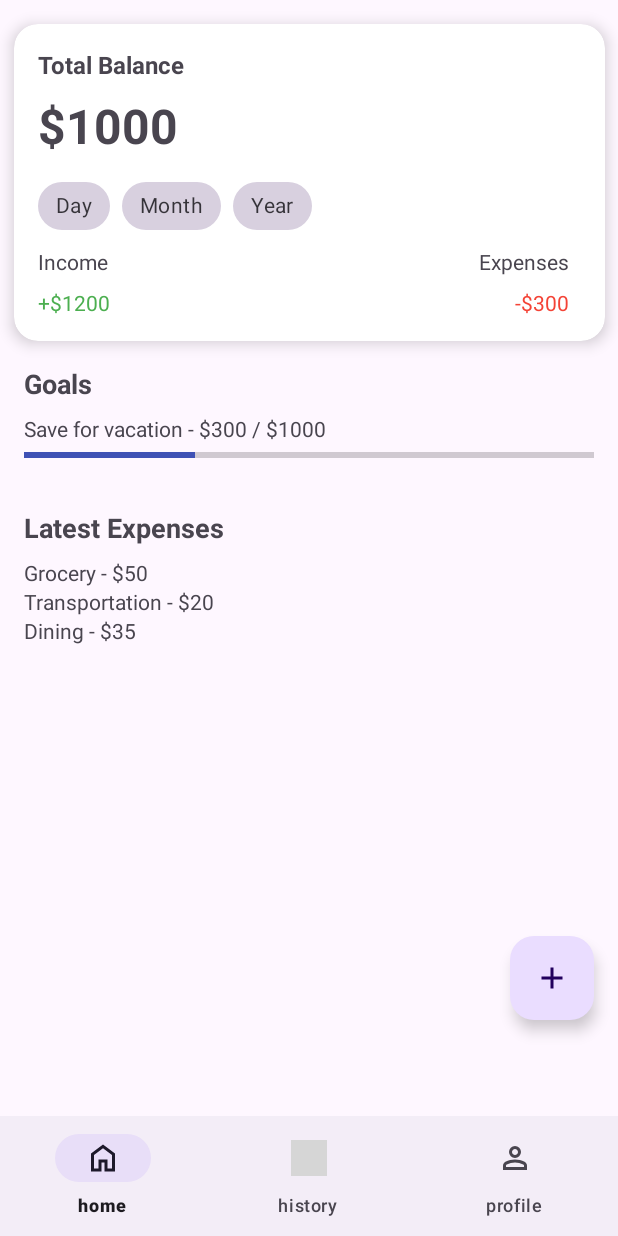
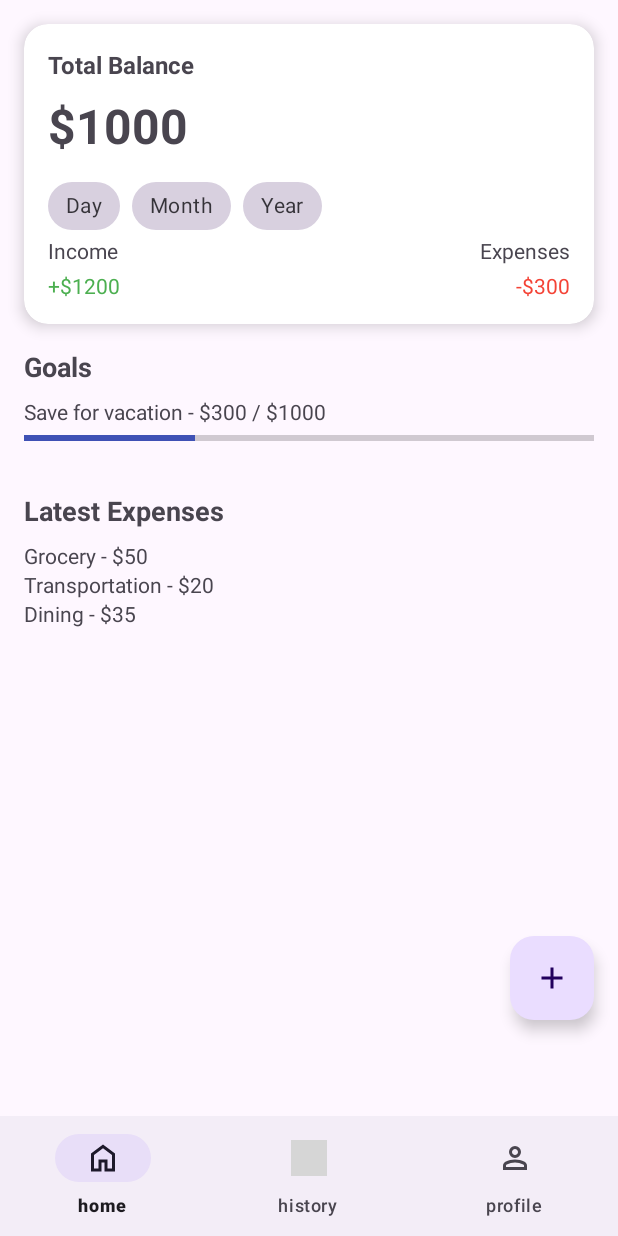
Before and after one commit to lostpay/budget_app_android, an Android app: the screen it shows after launch (MainActivity), on a phone screen of 412 x 824 dp. Run offline under Robolectric (Android 15) with nearby library versions, the phone set to English and light mode, and no system bars; grey boxes are pictures that could not be loaded.

Commit message:
整合homeFragment和mainscreen (xml and java)

```diff
--- a/app/src/main/java/fcu/app/zhuanti/homeFragment.java
+++ b/app/src/main/java/fcu/app/zhuanti/homeFragment.java
@@ -1,46 +1,38 @@
 package fcu.app.zhuanti;
 
+import android.content.res.ColorStateList;
+import android.graphics.Color;
 import android.os.Bundle;
 
+import androidx.annotation.NonNull;
+import androidx.annotation.Nullable;
 import androidx.fragment.app.Fragment;
 
 import android.view.LayoutInflater;
 import android.view.View;
 import android.view.ViewGroup;
+import android.content.Intent;
+import android.widget.Toast;
 
+import com.google.android.material.chip.Chip;
 import com.google.android.material.floatingactionbutton.ExtendedFloatingActionButton;
 import com.google.android.material.floatingactionbutton.FloatingActionButton;
 
-/**
- * A simple {@link Fragment} subclass.
- * Use the {@link homeFragment#newInstance} factory method to
- * create an instance of this fragment.
- */
 public class homeFragment extends Fragment {
+
     private FloatingActionButton add;
-    private ExtendedFloatingActionButton add_expense,add_income;
-    // TODO: Rename parameter arguments, choose names that match
-    // the fragment initialization parameters, e.g. ARG_ITEM_NUMBER
+    private ExtendedFloatingActionButton add_expense, add_income;
+
+    private Chip chip_day, chip_month, chip_year;
+
     private static final String ARG_PARAM1 = "param1";
     private static final String ARG_PARAM2 = "param2";
 
-    // TODO: Rename and change types of parameters
     private String mParam1;
     private String mParam2;
-    boolean isOpen=false;
-    public homeFragment() {
-        // Required empty public constructor
-    }
 
-    /**
-     * Use this factory method to create a new instance of
-     * this fragment using the provided parameters.
-     *
-     * @param param1 Parameter 1.
-     * @param param2 Parameter 2.
-     * @return A new instance of fragment home.
-     */
-    // TODO: Rename and change types and number of parameters
+    public homeFragment() {}
+
     public static homeFragment newInstance(String param1, String param2) {
         homeFragment fragment = new homeFragment();
         Bundle args = new Bundle();
@@ -64,36 +56,50 @@ public class homeFragment extends Fragment {
                              Bundle savedInstanceState) {
         View view = inflater.inflate(R.layout.fragment_home, container, false);
 
-         add = view.findViewById(R.id.fab_add);
-         add_expense = view.findViewById(R.id.fab_add_expense);
-         add_income = view.findViewById(R.id.fab_add_income);
-        add.setOnClickListener(new View.OnClickListener() {
-            @Override
-            public void onClick(View v) {
-                if(!isOpen){
-                    openmenu();
-                }else{
-                    closemenu();
-                }
+        add = view.findViewById(R.id.fab_add);
+        add_expense = view.findViewById(R.id.fab_add_expense);
+        add_income = view.findViewById(R.id.fab_add_income);
+
+        chip_day = view.findViewById(R.id.chip_day);
+        chip_month = view.findViewById(R.id.chip_month);
+        chip_year = view.findViewById(R.id.chip_year);
+
+        chip_day.setOnClickListener(v -> {
+            chip_day.setChecked(true);
+            chip_day.setChipBackgroundColor(ColorStateList.valueOf(Color.parseColor("#800080")));
+        });
+
+        chip_month.setOnClickListener(v -> {
+            chip_month.setChecked(true);
+            chip_month.setChipBackgroundColor(ColorStateList.valueOf(Color.parseColor("#800080")));
+        });
+
+        chip_year.setOnClickListener(v -> {
+            chip_year.setChecked(true);
+            chip_year.setChipBackgroundColor(ColorStateList.valueOf(Color.parseColor("#800080")));
+        });
+
+        final boolean[] isExpanded = {false};
+        add.setOnClickListener(v -> {
+            if (!isExpanded[0]) {
+                add_income.setVisibility(View.VISIBLE);
+                add_expense.setVisibility(View.VISIBLE);
+                isExpanded[0] = true;
+            } else {
+                add_income.setVisibility(View.GONE);
+                add_expense.setVisibility(View.GONE);
+                isExpanded[0] = false;
             }
+        });
+
+        add_expense.setOnClickListener(v -> {
+            startActivity(new Intent(getActivity(), add_expense.class));
+        });
+
+        add_income.setOnClickListener(v -> {
+            Toast.makeText(getActivity(), "Add Income clicked", Toast.LENGTH_SHORT).show();
         });
 
         return view;
     }
-    private void closemenu(){
-        isOpen=false;
-
-        add_income.animate().translationY(0);
-        add_income.setVisibility(View.INVISIBLE);
-        add_expense.animate().translationY(0);
-        add_expense.setVisibility(View.INVISIBLE);
-
-    }
-    private void openmenu(){
-        isOpen=true;
-        add_expense.setVisibility(View.VISIBLE);
-        add_income.setVisibility(View.VISIBLE);
-        add_expense.animate().translationY(-getResources().getDimension(R.dimen.stan_60));
-        add_income.animate().translationY(-getResources().getDimension(R.dimen.stan_110));
-    }
 }
--- a/app/src/main/res/layout/fragment_home.xml
+++ b/app/src/main/res/layout/fragment_home.xml
@@ -6,38 +6,37 @@
     android:layout_height="match_parent"
     tools:context=".homeFragment">
 
-
-
     <androidx.constraintlayout.widget.ConstraintLayout
         android:layout_width="match_parent"
         android:layout_height="match_parent">
 
+        <!-- Add Income（在最上） -->
+        <com.google.android.material.floatingactionbutton.ExtendedFloatingActionButton
+            android:id="@+id/fab_add_income"
+            android:layout_width="wrap_content"
+            android:layout_height="wrap_content"
+            android:visibility="gone"
+            android:clickable="true"
+            android:text="Add Income"
+            app:icon="@drawable/plus"
+            app:iconPadding="8dp"
+            app:layout_constraintBottom_toTopOf="@id/fab_add_expense"
+            app:layout_constraintEnd_toEndOf="parent" />
+
+        <!-- Add Expense（中間） -->
         <com.google.android.material.floatingactionbutton.ExtendedFloatingActionButton
             android:id="@+id/fab_add_expense"
             android:layout_width="wrap_content"
             android:layout_height="wrap_content"
-            android:layout_alignParentEnd="true"
             android:visibility="gone"
             android:clickable="true"
             android:text="Add Expense"
             app:icon="@drawable/plus"
             app:iconPadding="8dp"
-            app:layout_constraintBottom_toBottomOf="@+id/fab_add"
-            app:layout_constraintEnd_toEndOf="@+id/fab_add" />
+            app:layout_constraintBottom_toTopOf="@id/fab_add"
+            app:layout_constraintEnd_toEndOf="parent" />
 
-        <com.google.android.material.floatingactionbutton.ExtendedFloatingActionButton
-            android:id="@+id/fab_add_income"
-            android:layout_width="wrap_content"
-            android:layout_height="wrap_content"
-            android:layout_alignParentEnd="true"
-            android:visibility="gone"
-            android:clickable="true"
-            android:text="Add Income"
-            app:icon="@drawable/plus"
-            app:iconPadding="8dp"
-            app:layout_constraintBottom_toBottomOf="@+id/fab_add"
-            app:layout_constraintEnd_toEndOf="@+id/fab_add_expense" />
-
+        <!-- Main FAB（在最下） -->
         <com.google.android.material.floatingactionbutton.FloatingActionButton
             android:id="@+id/fab_add"
             android:layout_width="wrap_content"
@@ -46,41 +45,37 @@
             android:layout_marginBottom="64dp"
             android:clickable="true"
             android:src="@drawable/plus"
+            android:contentDescription="Add menu"
             app:layout_constraintBottom_toBottomOf="parent"
             app:layout_constraintEnd_toEndOf="parent" />
 
+
+
         <androidx.cardview.widget.CardView
             android:id="@+id/card_balance"
+            android:layout_width="match_parent"
+            android:layout_height="200dp"
+            android:layout_margin="16dp"
             app:cardCornerRadius="16dp"
             app:cardElevation="6dp"
-            app:layout_constraintEnd_toEndOf="parent"
+            app:layout_constraintTop_toTopOf="parent"
             app:layout_constraintStart_toStartOf="parent"
-            app:layout_constraintTop_toTopOf="parent"
-            android:layout_width="394dp"
-            android:layout_height="211dp"
-            android:layout_margin="16dp"
-            tools:layout_editor_absoluteY="32dp">
+            app:layout_constraintEnd_toEndOf="parent">
 
             <androidx.constraintlayout.widget.ConstraintLayout
-                android:id="@+id/constraintLayout"
-                android:layout_width="386dp"
+                android:layout_width="match_parent"
                 android:layout_height="match_parent">
 
-                <!-- Income -->
                 <TextView
                     android:id="@+id/tv_title_balance"
                     android:layout_width="wrap_content"
                     android:layout_height="wrap_content"
                     android:layout_margin="16dp"
-                    android:layout_marginStart="16dp"
-                    android:layout_marginTop="16dp"
                     android:text="Total Balance"
                     android:textSize="16sp"
                     android:textStyle="bold"
                     app:layout_constraintStart_toStartOf="parent"
                     app:layout_constraintTop_toTopOf="parent" />
-
-                <!-- Expenses -->
 
                 <TextView
                     android:id="@+id/tv_balance"
@@ -93,13 +88,12 @@
                     android:textStyle="bold"
                     app:layout_constraintStart_toStartOf="parent"
                     app:layout_constraintTop_toBottomOf="@id/tv_title_balance" />
-
                 <TextView
                     android:id="@+id/tv_income_label"
                     android:layout_width="wrap_content"
                     android:layout_height="wrap_content"
                     android:layout_marginStart="16dp"
-                    android:layout_marginBottom="8dp"
+                    android:layout_marginBottom="4dp"
                     android:text="Income"
                     app:layout_constraintBottom_toTopOf="@id/tv_income"
                     app:layout_constraintStart_toStartOf="parent" />
@@ -120,7 +114,7 @@
                     android:layout_width="wrap_content"
                     android:layout_height="wrap_content"
                     android:layout_marginEnd="16dp"
-                    android:layout_marginBottom="8dp"
+                    android:layout_marginBottom="4dp"
                     android:text="Expenses"
                     app:layout_constraintBottom_toTopOf="@id/tv_expense"
                     app:layout_constraintEnd_toEndOf="parent" />
@@ -170,19 +164,17 @@
                         android:text="Year" />
                 </com.google.android.material.chip.ChipGroup>
 
-                <!-- Chip Group -->
             </androidx.constraintlayout.widget.ConstraintLayout>
         </androidx.cardview.widget.CardView>
-
         <!-- Scrollable Content -->
         <ScrollView
             android:id="@+id/scrollView2"
             android:layout_width="0dp"
             android:layout_height="0dp"
+            app:layout_constraintTop_toBottomOf="@id/card_balance"
             app:layout_constraintBottom_toBottomOf="parent"
-            app:layout_constraintEnd_toEndOf="parent"
             app:layout_constraintStart_toStartOf="parent"
-            app:layout_constraintTop_toBottomOf="@id/card_balance">
+            app:layout_constraintEnd_toEndOf="parent">
 
             <LinearLayout
                 android:layout_width="match_parent"
@@ -194,17 +186,17 @@
                 <TextView
                     android:layout_width="wrap_content"
                     android:layout_height="wrap_content"
-                    android:layout_marginBottom="8dp"
                     android:text="Goals"
+                    android:textStyle="bold"
                     android:textSize="18sp"
-                    android:textStyle="bold" />
+                    android:layout_marginBottom="8dp" />
 
                 <!-- Example Goal -->
                 <LinearLayout
                     android:layout_width="match_parent"
                     android:layout_height="wrap_content"
-                    android:layout_marginBottom="12dp"
-                    android:orientation="vertical">
+                    android:orientation="vertical"
+                    android:layout_marginBottom="12dp">
 
                     <TextView
                         android:layout_width="wrap_content"
@@ -215,21 +207,20 @@
                         style="?android:attr/progressBarStyleHorizontal"
                         android:layout_width="match_parent"
                         android:layout_height="wrap_content"
-                        android:contentDescription="Vacation saving progress: 30 percent"
+                        android:progress="30"
                         android:max="100"
-                        android:progress="30"
-                        android:progressTint="#3F51B5" />
+                        android:progressTint="#3F51B5"
+                        android:contentDescription="Vacation saving progress: 30 percent" />
                 </LinearLayout>
-
                 <!-- Latest Expenses Section -->
                 <TextView
                     android:layout_width="wrap_content"
                     android:layout_height="wrap_content"
+                    android:text="Latest Expenses"
+                    android:textStyle="bold"
+                    android:textSize="18sp"
                     android:layout_marginTop="16dp"
-                    android:layout_marginBottom="8dp"
-                    android:text="Latest Expenses"
-                    android:textSize="18sp"
-                    android:textStyle="bold" />
+                    android:layout_marginBottom="8dp" />
 
                 <!-- Example Logs -->
                 <LinearLayout
@@ -254,6 +245,5 @@
                 </LinearLayout>
             </LinearLayout>
         </ScrollView>
-
     </androidx.constraintlayout.widget.ConstraintLayout>
 </FrameLayout>
```
